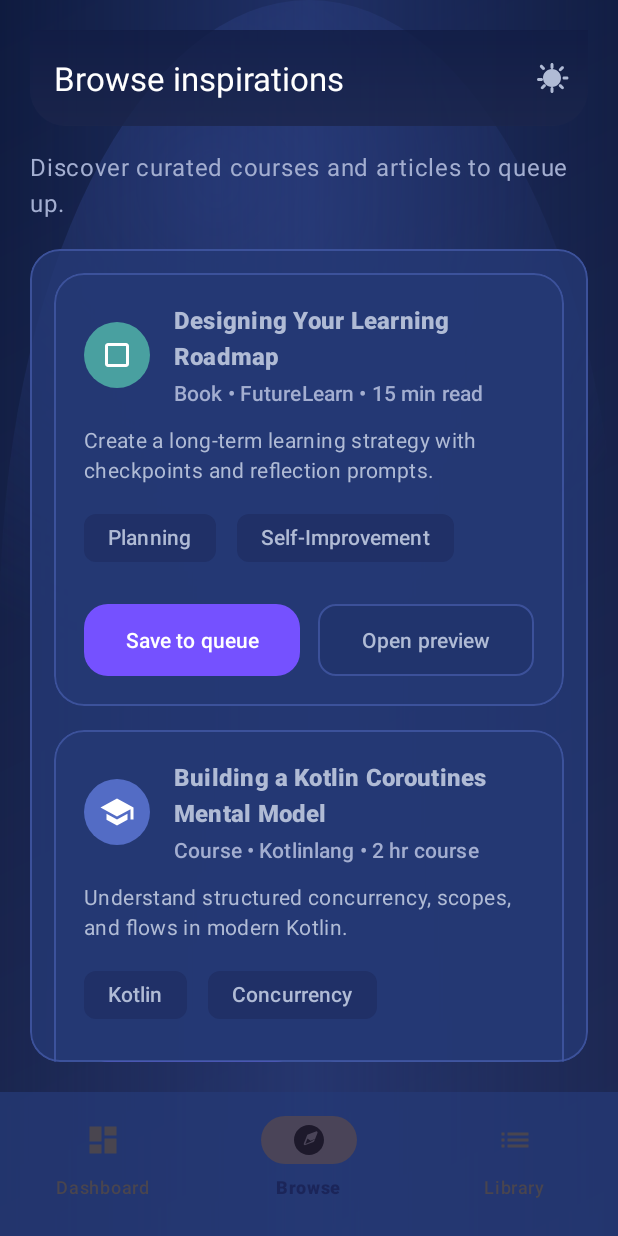
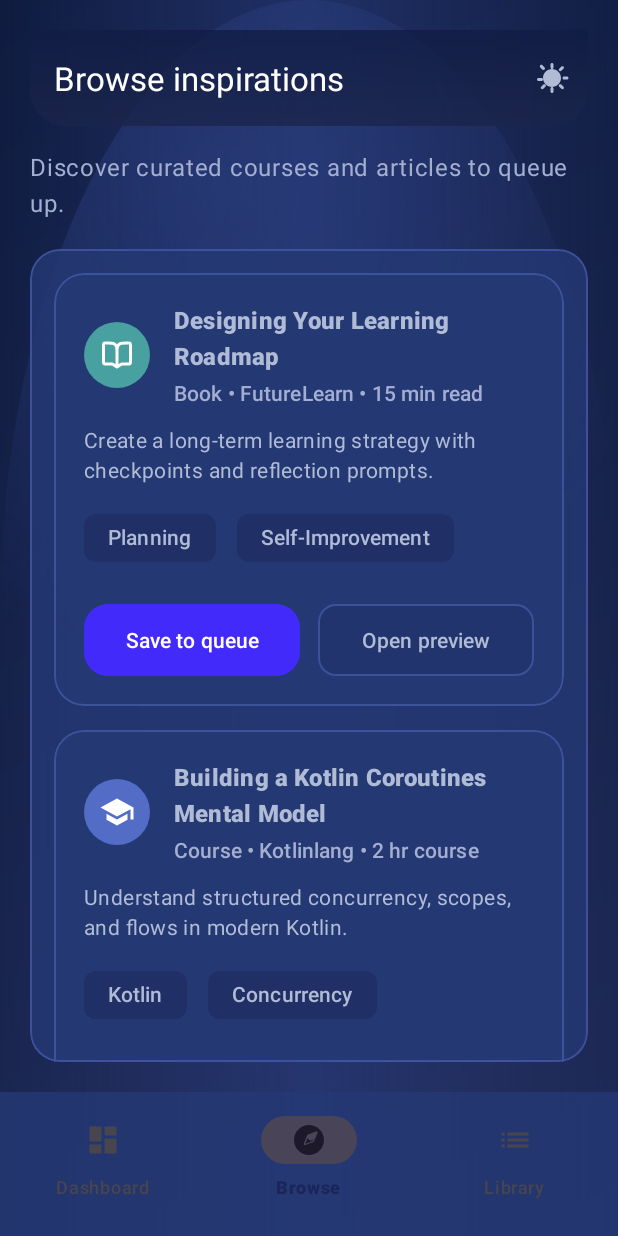
Before and after one commit to E-r-r-o-rr/AI-Course-Track, an Android app: the BrowseFragment screen opened through its navigation route, on a phone screen of 412 x 824 dp. Run offline under Robolectric (Android 15) with nearby library versions, the phone set to English and light mode, and no system bars; our stand-ins replace Room's generated code, navigation-ui; 1 statement that could not run was skipped.

Commit message:
Initial Push

```diff
--- a/app/build.gradle.kts
+++ b/app/build.gradle.kts
@@ -7,7 +7,7 @@ plugins {
 android {
     namespace = "com.example.automation"
     compileSdk {
-        version = release(35)
+        version = release(36)
     }
 
     defaultConfig {
@@ -49,11 +49,12 @@ dependencies {
     implementation(libs.material)
     implementation(libs.androidx.activity)
     implementation(libs.androidx.constraintlayout)
-    implementation(libs.androidx.datastore.preferences)
+
     testImplementation(libs.junit)
     androidTestImplementation(libs.androidx.junit)
     androidTestImplementation(libs.androidx.espresso.core)
 
+    // Testing
     androidTestImplementation("androidx.test.espresso:espresso-contrib:3.5.1")
     androidTestImplementation("androidx.test:runner:1.5.2")
     androidTestImplementation("androidx.test:rules:1.5.0")
@@ -80,5 +81,8 @@ dependencies {
     // WorkManager
     implementation("androidx.work:work-runtime-ktx:2.9.1")
 
+    // datastore
+    implementation("androidx.datastore:datastore-preferences:1.1.1")
+
 
 }
--- a/app/src/main/res/drawable/ic_book_24.xml
+++ b/app/src/main/res/drawable/ic_book_24.xml
@@ -1,9 +1,5 @@
-<vector xmlns:android="http://schemas.android.com/apk/res/android"
-    android:width="24dp"
-    android:height="24dp"
-    android:viewportWidth="24"
-    android:viewportHeight="24">
-    <path
-        android:fillColor="@android:color/white"
-        android:pathData="M6,4c-1.1,0 -2,0.9 -2,2v12c0,1.1 0.9,2 2,2h7v-2H6V6h7V4H6zm12,0h-5v2h5v12h-5v2h5c1.1,0 2,-0.9 2,-2V6c0,-1.1 -0.9,-2 -2,-2z"/>
+<vector xmlns:android="http://schemas.android.com/apk/res/android" android:height="24dp" android:viewportHeight="24" android:viewportWidth="24" android:width="24dp">
+
+    <path android:fillColor="#00000000" android:pathData="M12,10.4V20M12,10.4C12,8.16 12,7.04 11.564,6.184C11.181,5.431 10.569,4.819 9.816,4.436C8.96,4 7.84,4 5.6,4H4.6C4.04,4 3.76,4 3.546,4.109C3.358,4.205 3.205,4.358 3.109,4.546C3,4.76 3,5.04 3,5.6V16.4C3,16.96 3,17.24 3.109,17.454C3.205,17.642 3.358,17.795 3.546,17.891C3.76,18 4.04,18 4.6,18H7.547C8.087,18 8.357,18 8.618,18.047C8.85,18.088 9.076,18.156 9.292,18.251C9.535,18.357 9.76,18.507 10.209,18.806L12,20M12,10.4C12,8.16 12,7.04 12.436,6.184C12.819,5.431 13.431,4.819 14.184,4.436C15.04,4 16.16,4 18.4,4H19.4C19.96,4 20.24,4 20.454,4.109C20.642,4.205 20.795,4.358 20.891,4.546C21,4.76 21,5.04 21,5.6V16.4C21,16.96 21,17.24 20.891,17.454C20.795,17.642 20.642,17.795 20.454,17.891C20.24,18 19.96,18 19.4,18H16.453C15.913,18 15.643,18 15.382,18.047C15.15,18.088 14.924,18.156 14.708,18.251C14.465,18.357 14.24,18.507 13.791,18.806L12,20" android:strokeColor="#000000" android:strokeLineCap="round" android:strokeLineJoin="round" android:strokeWidth="2"/>
+
 </vector>
--- a/app/src/main/res/drawable/ic_podcast_24.xml
+++ b/app/src/main/res/drawable/ic_podcast_24.xml
@@ -1,9 +1,9 @@
 <vector xmlns:android="http://schemas.android.com/apk/res/android"
-    android:width="24dp"
-    android:height="24dp"
-    android:viewportWidth="24"
-    android:viewportHeight="24">
-    <path
-        android:fillColor="@android:color/white"
-        android:pathData="M12,3c-3.87,0 -7,3.13 -7,7 0,2.86 1.74,5.32 4.21,6.35L9,22h6l-0.21,-5.65C17.26,15.32 19,12.86 19,10c0,-3.87 -3.13,-7 -7,-7zM12,5c2.76,0 5,2.24 5,5 0,2.05 -1.23,3.81 -3,4.58V16h-4v-1.42C8.23,13.81 7,12.05 7,10c0,-2.76 2.24,-5 5,-5zm0,3c-1.1,0 -2,0.9 -2,2s0.9,2 2,2 2,-0.9 2,-2 -0.9,-2 -2,-2z"/>
+    android:width="800dp"
+    android:height="800dp"
+    android:viewportWidth="1024"
+    android:viewportHeight="1024">
+  <path
+      android:pathData="M480,704h160a64,64 0,0 0,64 -64v-32h-96a32,32 0,0 1,0 -64h96v-96h-96a32,32 0,0 1,0 -64h96v-96h-96a32,32 0,0 1,0 -64h96v-32a64,64 0,0 0,-64 -64L384,128a64,64 0,0 0,-64 64v32h96a32,32 0,0 1,0 64h-96v96h96a32,32 0,0 1,0 64h-96v96h96a32,32 0,0 1,0 64h-96v32a64,64 0,0 0,64 64h96zM544,768v128h192a32,32 0,1 1,0 64L288,960a32,32 0,1 1,0 -64h192L480,768h-96a128,128 0,0 1,-128 -128L256,192A128,128 0,0 1,384 64h256a128,128 0,0 1,128 128v448a128,128 0,0 1,-128 128h-96z"
+      android:fillColor="#000000"/>
 </vector>
--- a/app/src/main/res/drawable/ic_youtube_24.xml
+++ /dev/null
@@ -1,12 +0,0 @@
-<vector xmlns:android="http://schemas.android.com/apk/res/android"
-    android:width="24dp"
-    android:height="24dp"
-    android:viewportWidth="24"
-    android:viewportHeight="24">
-    <path
-        android:fillColor="@android:color/white"
-        android:pathData="M10,15L15,12 10,9v6z"/>
-    <path
-        android:fillColor="@android:color/white"
-        android:pathData="M21.58,7.19c-0.23,-0.86 -0.9,-1.54 -1.76,-1.77C18.25,5 12,5 12,5s-6.25,0 -7.82,0.42c-0.86,0.23 -1.53,0.91 -1.76,1.77C2,8.75 2,12 2,12s0,3.25 0.42,4.81c0.23,0.86 0.9,1.53 1.76,1.76C5.75,19 12,19 12,19s6.25,0 7.82,-0.43c0.86,-0.23 1.53,-0.9 1.76,-1.76C22,15.25 22,12 22,12s0,-3.25 -0.42,-4.81z"/>
-</vector>
--- a/app/src/main/res/layout/fragment_dashboard.xml
+++ b/app/src/main/res/layout/fragment_dashboard.xml
@@ -67,7 +67,7 @@
                             android:contentDescription="@null"
                             android:padding="10dp"
                             android:src="@drawable/ic_dashboard_24"
-                            android:tint="@android:color/white"
+                            app:tint="@android:color/white"
                             android:scaleType="centerInside"
                             android:clipToOutline="true" />
 
@@ -204,7 +204,7 @@
                             android:layout_width="28dp"
                             android:layout_height="28dp"
                             android:src="@drawable/ic_list_24"
-                            android:tint="@color/blue_secondary"
+                            app:tint="@color/blue_secondary"
                             android:contentDescription="@null" />
                     </LinearLayout>
 
```
